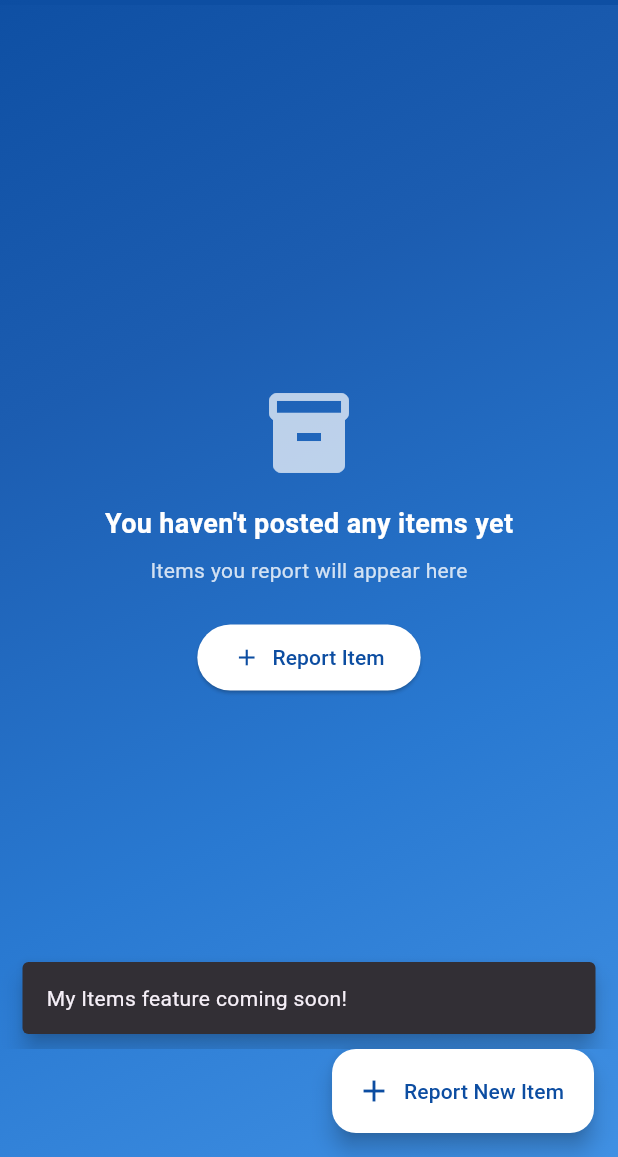
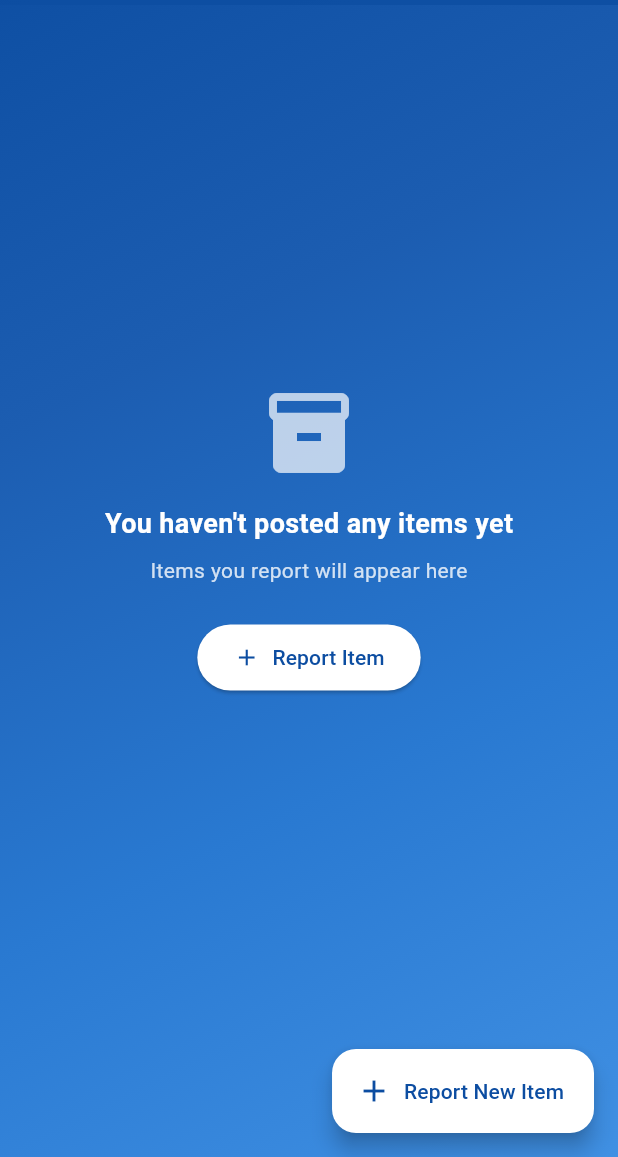
Before and after one commit to ArsalanAyaz10/UniFind, a Flutter app: the HomeScreen screen opened by its route, after a tap on "My Items", on a phone screen of 412 x 824 dp, the part 79-1236 px from its top. Run offline on Flutter 3.47's test engine with Material 3 defaults, Android fonts, the phone set to English and light mode, and no system bars; our stand-ins replace bloc, cloud_firestore, equatable, firebase_auth, firebase_core, firebase_storage and 4 more; accounts and stored records are empty; network calls fail.

Commit message:
Changes made in home_screen.dart and app.dart

```diff
--- a/lib/app.dart
+++ b/lib/app.dart
@@ -88,6 +88,7 @@ class UniFindApp extends StatelessWidget {
         ),
       ],
       child: MaterialApp(
+        debugShowCheckedModeBanner: false,
         routes: {
           '/splash': (context) => SplashScreen(),
           '/started': (context) => GetStartedScreen(),
--- a/lib/features/home/view/home_screen.dart
+++ b/lib/features/home/view/home_screen.dart
@@ -187,14 +187,6 @@ class ModernHomeUI extends StatelessWidget {
                             icon: Icons.inventory_2_outlined,
                             onTap: () {
                               Navigator.pushNamed(context, '/my-items');
-                              ScaffoldMessenger.of(context).showSnackBar(
-                                SnackBar(
-                                  content: Text(
-                                    'My Items feature coming soon!',
-                                  ),
-                                  behavior: SnackBarBehavior.floating,
-                                ),
-                              );
                             },
                           )
                           .animate(delay: 800.ms)
```
